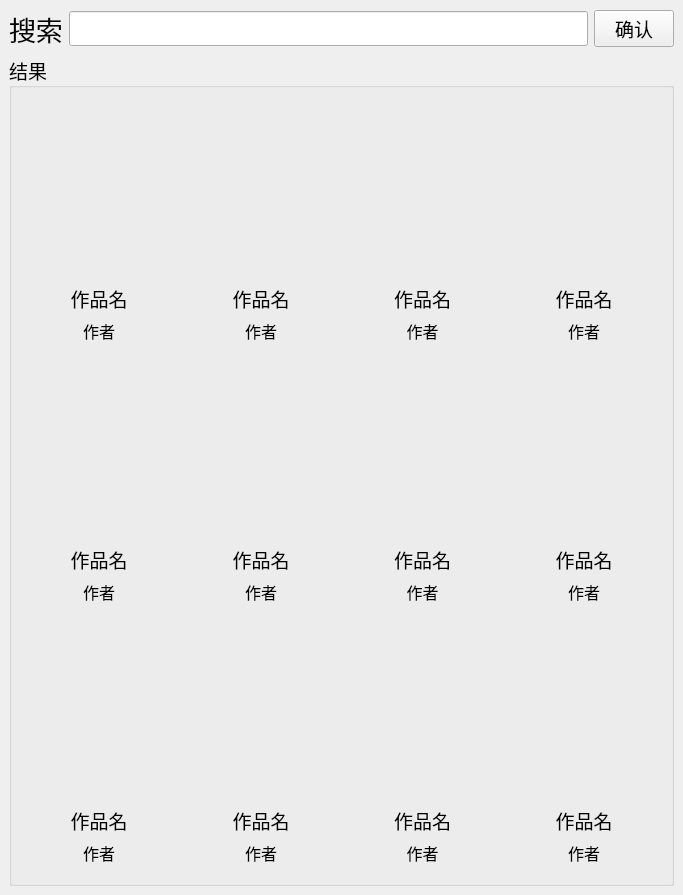
Qt form GUI/search.ui (Xuan826-star/Manga-Crawl) before a commit.
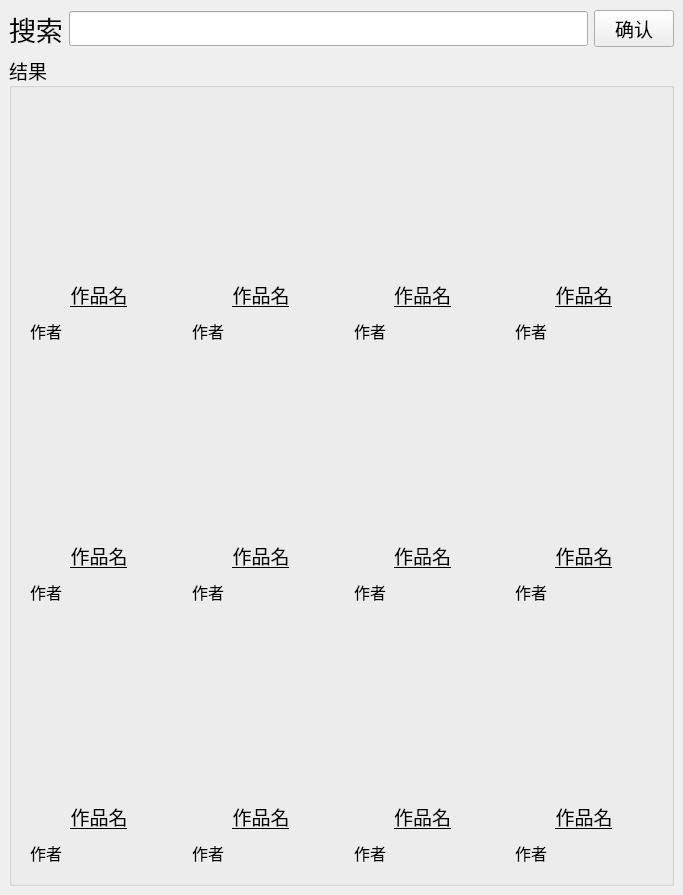
The same form after that commit. Icons and pictures are not drawn.

```diff
--- a/GUI/search.ui
+++ b/GUI/search.ui
@@ -119,35 +119,36 @@
              </widget>
             </item>
             <item>
-             <widget class="QLabel" name="name_1">
-              <property name="sizePolicy">
-               <sizepolicy hsizetype="Preferred" vsizetype="Fixed">
-                <horstretch>0</horstretch>
-                <verstretch>0</verstretch>
-               </sizepolicy>
-              </property>
+             <widget class="QPushButton" name="name_1">
               <property name="font">
                <font>
-                <family>AcadEref</family>
+                <family>楷体</family>
                 <pointsize>14</pointsize>
+                <underline>true</underline>
                </font>
               </property>
               <property name="text">
                <string>作品名</string>
               </property>
-              <property name="alignment">
-               <set>Qt::AlignCenter</set>
+              <property name="flat">
+               <bool>true</bool>
               </property>
              </widget>
             </item>
             <item>
              <widget class="QLabel" name="author_1">
               <property name="sizePolicy">
-               <sizepolicy hsizetype="Preferred" vsizetype="Fixed">
+               <sizepolicy hsizetype="Maximum" vsizetype="Fixed">
                 <horstretch>0</horstretch>
                 <verstretch>0</verstretch>
                </sizepolicy>
               </property>
+              <property name="maximumSize">
+               <size>
+                <width>137</width>
+                <height>16777215</height>
+               </size>
+              </property>
               <property name="font">
                <font>
                 <family>楷体</family>
@@ -158,7 +159,10 @@
                <string>作者</string>
               </property>
               <property name="alignment">
-               <set>Qt::AlignCenter</set>
+               <set>Qt::AlignLeading|Qt::AlignLeft|Qt::AlignVCenter</set>
+              </property>
+              <property name="wordWrap">
+               <bool>false</bool>
               </property>
              </widget>
             </item>
@@ -203,35 +207,36 @@
              </widget>
             </item>
             <item>
-             <widget class="QLabel" name="name_2">
-              <property name="sizePolicy">
-               <sizepolicy hsizetype="Preferred" vsizetype="Fixed">
-                <horstretch>0</horstretch>
-                <verstretch>0</verstretch>
-               </sizepolicy>
-              </property>
+             <widget class="QPushButton" name="name_2">
               <property name="font">
                <font>
-                <family>AcadEref</family>
+                <family>楷体</family>
                 <pointsize>14</pointsize>
+                <underline>true</underline>
                </font>
               </property>
               <property name="text">
                <string>作品名</string>
               </property>
-              <property name="alignment">
-               <set>Qt::AlignCenter</set>
+              <property name="flat">
+               <bool>true</bool>
               </property>
              </widget>
             </item>
             <item>
              <widget class="QLabel" name="author_2">
               <property name="sizePolicy">
-               <sizepolicy hsizetype="Preferred" vsizetype="Fixed">
+               <sizepolicy hsizetype="Maximum" vsizetype="Fixed">
                 <horstretch>0</horstretch>
                 <verstretch>0</verstretch>
                </sizepolicy>
               </property>
+              <property name="maximumSize">
+               <size>
+                <width>137</width>
+                <height>16777215</height>
+               </size>
+              </property>
               <property name="font">
                <font>
                 <family>楷体</family>
@@ -242,7 +247,10 @@
                <string>作者</string>
               </property>
               <property name="alignment">
-               <set>Qt::AlignCenter</set>
+               <set>Qt::AlignLeading|Qt::AlignLeft|Qt::AlignVCenter</set>
+              </property>
+              <property name="wordWrap">
+               <bool>false</bool>
               </property>
              </widget>
             </item>
@@ -287,35 +295,36 @@
              </widget>
             </item>
             <item>
-             <widget class="QLabel" name="name_3">
-              <property name="sizePolicy">
-               <sizepolicy hsizetype="Preferred" vsizetype="Fixed">
-                <horstretch>0</horstretch>
-                <verstretch>0</verstretch>
-               </sizepolicy>
-              </property>
+             <widget class="QPushButton" name="name_3">
               <property name="font">
                <font>
-                <family>AcadEref</family>
+                <family>楷体</family>
                 <pointsize>14</pointsize>
+                <underline>true</underline>
                </font>
               </property>
               <property name="text">
                <string>作品名</string>
               </property>
-              <property name="alignment">
-               <set>Qt::AlignCenter</set>
+              <property name="flat">
+               <bool>true</bool>
               </property>
              </widget>
             </item>
             <item>
              <widget class="QLabel" name="author_3">
               <property name="sizePolicy">
-               <sizepolicy hsizetype="Preferred" vsizetype="Fixed">
+               <sizepolicy hsizetype="Maximum" vsizetype="Fixed">
                 <horstretch>0</horstretch>
                 <verstretch>0</verstretch>
                </sizepolicy>
               </property>
+              <property name="maximumSize">
+               <size>
+                <width>137</width>
+                <height>16777215</height>
+               </size>
+              </property>
               <property name="font">
                <font>
                 <family>楷体</family>
@@ -326,7 +335,10 @@
                <string>作者</string>
               </property>
               <property name="alignment">
-               <set>Qt::AlignCenter</set>
+               <set>Qt::AlignLeading|Qt::AlignLeft|Qt::AlignVCenter</set>
+              </property>
+              <property name="wordWrap">
+               <bool>false</bool>
               </property>
              </widget>
             </item>
@@ -371,35 +383,36 @@
              </widget>
             </item>
             <item>
-             <widget class="QLabel" name="name_4">
-              <property name="sizePolicy">
-               <sizepolicy hsizetype="Preferred" vsizetype="Fixed">
-                <horstretch>0</horstretch>
-                <verstretch>0</verstretch>
-               </sizepolicy>
-              </property>
+             <widget class="QPushButton" name="name_4">
               <property name="font">
                <font>
-                <family>AcadEref</family>
+                <family>楷体</family>
                 <pointsize>14</pointsize>
+                <underline>true</underline>
                </font>
               </property>
               <property name="text">
                <string>作品名</string>
               </property>
-              <property name="alignment">
-               <set>Qt::AlignCenter</set>
+              <property name="flat">
+               <bool>true</bool>
               </property>
              </widget>
             </item>
             <item>
              <widget class="QLabel" name="author_4">
               <property name="sizePolicy">
-               <sizepolicy hsizetype="Preferred" vsizetype="Fixed">
+               <sizepolicy hsizetype="Maximum" vsizetype="Fixed">
                 <horstretch>0</horstretch>
                 <verstretch>0</verstretch>
                </sizepolicy>
               </property>
+              <property name="maximumSize">
+               <size>
+                <width>137</width>
+                <height>16777215</height>
+               </size>
+              </property>
               <property name="font">
                <font>
                 <family>楷体</family>
@@ -410,7 +423,10 @@
                <string>作者</string>
               </property>
               <property name="alignment">
-               <set>Qt::AlignCenter</set>
+               <set>Qt::AlignLeading|Qt::AlignLeft|Qt::AlignVCenter</set>
+              </property>
+              <property name="wordWrap">
+               <bool>false</bool>
               </property>
              </widget>
             </item>
@@ -459,35 +475,36 @@
              </widget>
             </item>
             <item>
-             <widget class="QLabel" name="name_5">
-              <property name="sizePolicy">
-               <sizepolicy hsizetype="Preferred" vsizetype="Fixed">
-                <horstretch>0</horstretch>
-                <verstretch>0</verstretch>
-               </sizepolicy>
-              </property>
+             <widget class="QPushButton" name="name_5">
               <property name="font">
                <font>
-                <family>AcadEref</family>
+                <family>楷体</family>
                 <pointsize>14</pointsize>
+                <underline>true</underline>
                </font>
               </property>
               <property name="text">
                <string>作品名</string>
               </property>
-              <property name="alignment">
-               <set>Qt::AlignCenter</set>
+              <property name="flat">
+               <bool>true</bool>
               </property>
              </widget>
             </item>
             <item>
              <widget class="QLabel" name="author_5">
               <property name="sizePolicy">
-               <sizepolicy hsizetype="Preferred" vsizetype="Fixed">
+               <sizepolicy hsizetype="Maximum" vsizetype="Fixed">
                 <horstretch>0</horstretch>
                 <verstretch>0</verstretch>
                </sizepolicy>
               </property>
+              <property name="maximumSize">
+               <size>
+                <width>137</width>
+                <height>16777215</height>
+               </size>
+              </property>
               <property name="font">
                <font>
                 <family>楷体</family>
@@ -498,7 +515,10 @@
                <string>作者</string>
               </property>
               <property name="alignment">
-               <set>Qt::AlignCenter</set>
+               <set>Qt::AlignLeading|Qt::AlignLeft|Qt::AlignVCenter</set>
+              </property>
+              <property name="wordWrap">
+               <bool>false</bool>
               </property>
              </widget>
             </item>
@@ -543,35 +563,36 @@
              </widget>
             </item>
             <item>
-             <widget class="QLabel" name="name_6">
-              <property name="sizePolicy">
-               <sizepolicy hsizetype="Preferred" vsizetype="Fixed">
-                <horstretch>0</horstretch>
-                <verstretch>0</verstretch>
-               </sizepolicy>
-              </property>
+             <widget class="QPushButton" name="name_6">
               <property name="font">
                <font>
-                <family>AcadEref</family>
+                <family>楷体</family>
                 <pointsize>14</pointsize>
+                <underline>true</underline>
                </font>
               </property>
               <property name="text">
                <string>作品名</string>
               </property>
-              <property name="alignment">
-               <set>Qt::AlignCenter</set>
+              <property name="flat">
+               <bool>true</bool>
               </property>
              </widget>
             </item>
             <item>
              <widget class="QLabel" name="author_6">
               <property name="sizePolicy">
-               <sizepolicy hsizetype="Preferred" vsizetype="Fixed">
+               <sizepolicy hsizetype="Maximum" vsizetype="Fixed">
                 <horstretch>0</horstretch>
                 <verstretch>0</verstretch>
                </sizepolicy>
               </property>
+              <property name="maximumSize">
+               <size>
+                <width>137</width>
+                <height>16777215</height>
+               </size>
+              </property>
               <property name="font">
                <font>
                 <family>楷体</family>
@@ -582,7 +603,10 @@
                <string>作者</string>
               </property>
               <property name="alignment">
-               <set>Qt::AlignCenter</set>
+               <set>Qt::AlignLeading|Qt::AlignLeft|Qt::AlignVCenter</set>
+              </property>
+              <property name="wordWrap">
+               <bool>false</bool>
               </property>
              </widget>
             </item>
@@ -627,35 +651,36 @@
              </widget>
             </item>
             <item>
-             <widget class="QLabel" name="name_7">
-              <property name="sizePolicy">
-               <sizepolicy hsizetype="Preferred" vsizetype="Fixed">
-                <horstretch>0</horstretch>
-                <verstretch>0</verstretch>
-               </sizepolicy>
-              </property>
+             <widget class="QPushButton" name="name_7">
               <property name="font">
                <font>
-                <family>AcadEref</family>
+                <family>楷体</family>
                 <pointsize>14</pointsize>
+                <underline>true</underline>
                </font>
               </property>
               <property name="text">
                <string>作品名</string>
               </property>
-              <property name="alignment">
-               <set>Qt::AlignCenter</set>
+              <property name="flat">
+               <bool>true</bool>
               </property>
              </widget>
             </item>
             <item>
              <widget class="QLabel" name="author_7">
               <property name="sizePolicy">
-               <sizepolicy hsizetype="Preferred" vsizetype="Fixed">
+               <sizepolicy hsizetype="Maximum" vsizetype="Fixed">
                 <horstretch>0</horstretch>
                 <verstretch>0</verstretch>
                </sizepolicy>
               </property>
+              <property name="maximumSize">
+               <size>
+                <width>137</width>
+                <height>16777215</height>
+               </size>
+              </property>
               <property name="font">
                <font>
                 <family>楷体</family>
@@ -666,7 +691,10 @@
                <string>作者</string>
               </property>
               <property name="alignment">
-               <set>Qt::AlignCenter</set>
+               <set>Qt::AlignLeading|Qt::AlignLeft|Qt::AlignVCenter</set>
+              </property>
+              <property name="wordWrap">
+               <bool>false</bool>
               </property>
              </widget>
             </item>
@@ -711,35 +739,36 @@
              </widget>
             </item>
             <item>
-             <widget class="QLabel" name="name_8">
-              <property name="sizePolicy">
-               <sizepolicy hsizetype="Preferred" vsizetype="Fixed">
-                <horstretch>0</horstretch>
-                <verstretch>0</verstretch>
-               </sizepolicy>
-              </property>
+             <widget class="QPushButton" name="name_8">
               <property name="font">
                <font>
-                <family>AcadEref</family>
+                <family>楷体</family>
                 <pointsize>14</pointsize>
+                <underline>true</underline>
                </font>
               </property>
               <property name="text">
                <string>作品名</string>
               </property>
-              <property name="alignment">
-               <set>Qt::AlignCenter</set>
+              <property name="flat">
+               <bool>true</bool>
               </property>
              </widget>
             </item>
             <item>
              <widget class="QLabel" name="author_8">
               <property name="sizePolicy">
-               <sizepolicy hsizetype="Preferred" vsizetype="Fixed">
+               <sizepolicy hsizetype="Maximum" vsizetype="Fixed">
                 <horstretch>0</horstretch>
                 <verstretch>0</verstretch>
                </sizepolicy>
               </property>
+              <property name="maximumSize">
+               <size>
+                <width>137</width>
+                <height>16777215</height>
+               </size>
+              </property>
               <property name="font">
                <font>
                 <family>楷体</family>
@@ -750,7 +779,10 @@
                <string>作者</string>
               </property>
               <property name="alignment">
-               <set>Qt::AlignCenter</set>
+               <set>Qt::AlignLeading|Qt::AlignLeft|Qt::AlignVCenter</set>
+              </property>
+              <property name="wordWrap">
+               <bool>false</bool>
               </property>
              </widget>
             </item>
@@ -799,35 +831,36 @@
              </widget>
             </item>
             <item>
-             <widget class="QLabel" name="name_9">
-              <property name="sizePolicy">
-               <sizepolicy hsizetype="Preferred" vsizetype="Fixed">
-                <horstretch>0</horstretch>
-                <verstretch>0</verstretch>
-               </sizepolicy>
-              </property>
+             <widget class="QPushButton" name="name_9">
               <property name="font">
                <font>
-                <family>AcadEref</family>
+                <family>楷体</family>
                 <pointsize>14</pointsize>
+                <underline>true</underline>
                </font>
               </property>
               <property name="text">
                <string>作品名</string>
               </property>
-              <property name="alignment">
-               <set>Qt::AlignCenter</set>
+              <property name="flat">
+               <bool>true</bool>
               </property>
              </widget>
             </item>
             <item>
              <widget class="QLabel" name="author_9">
               <property name="sizePolicy">
-               <sizepolicy hsizetype="Preferred" vsizetype="Fixed">
+               <sizepolicy hsizetype="Maximum" vsizetype="Fixed">
                 <horstretch>0</horstretch>
                 <verstretch>0</verstretch>
                </sizepolicy>
               </property>
+              <property name="maximumSize">
+               <size>
+                <width>137</width>
+                <height>16777215</height>
+               </size>
+              </property>
               <property name="font">
                <font>
                 <family>楷体</family>
@@ -838,7 +871,10 @@
                <string>作者</string>
               </property>
               <property name="alignment">
-               <set>Qt::AlignCenter</set>
+               <set>Qt::AlignLeading|Qt::AlignLeft|Qt::AlignVCenter</set>
+              </property>
+              <property name="wordWrap">
+               <bool>false</bool>
               </property>
              </widget>
             </item>
@@ -883,35 +919,36 @@
              </widget>
             </item>
             <item>
-             <widget class="QLabel" name="name_10">
-              <property name="sizePolicy">
-               <sizepolicy hsizetype="Preferred" vsizetype="Fixed">
-                <horstretch>0</horstretch>
-                <verstretch>0</verstretch>
-               </sizepolicy>
-              </property>
+             <widget class="QPushButton" name="name_10">
               <property name="font">
                <font>
-                <family>AcadEref</family>
+                <family>楷体</family>
                 <pointsize>14</pointsize>
+                <underline>true</underline>
                </font>
               </property>
               <property name="text">
                <string>作品名</string>
               </property>
-              <property name="alignment">
-               <set>Qt::AlignCenter</set>
+              <property name="flat">
+               <bool>true</bool>
               </property>
              </widget>
             </item>
             <item>
              <widget class="QLabel" name="author_10">
               <property name="sizePolicy">
-               <sizepolicy hsizetype="Preferred" vsizetype="Fixed">
+               <sizepolicy hsizetype="Maximum" vsizetype="Fixed">
                 <horstretch>0</horstretch>
                 <verstretch>0</verstretch>
                </sizepolicy>
               </property>
+              <property name="maximumSize">
+               <size>
+                <width>137</width>
+                <height>16777215</height>
+               </size>
+              </property>
               <property name="font">
                <font>
                 <family>楷体</family>
@@ -922,7 +959,10 @@
                <string>作者</string>
               </property>
               <property name="alignment">
-               <set>Qt::AlignCenter</set>
+               <set>Qt::AlignLeading|Qt::AlignLeft|Qt::AlignVCenter</set>
+              </property>
+              <property name="wordWrap">
+               <bool>false</bool>
               </property>
              </widget>
             </item>
@@ -967,35 +1007,36 @@
              </widget>
             </item>
             <item>
-             <widget class="QLabel" name="name_11">
-              <property name="sizePolicy">
-               <sizepolicy hsizetype="Preferred" vsizetype="Fixed">
-                <horstretch>0</horstretch>
-                <verstretch>0</verstretch>
-               </sizepolicy>
-              </property>
+             <widget class="QPushButton" name="name_11">
               <property name="font">
                <font>
-                <family>AcadEref</family>
+                <family>楷体</family>
                 <pointsize>14</pointsize>
+                <underline>true</underline>
                </font>
               </property>
               <property name="text">
                <string>作品名</string>
               </property>
-              <property name="alignment">
-               <set>Qt::AlignCenter</set>
+              <property name="flat">
+               <bool>true</bool>
               </property>
              </widget>
             </item>
             <item>
              <widget class="QLabel" name="author_11">
               <property name="sizePolicy">
-               <sizepolicy hsizetype="Preferred" vsizetype="Fixed">
+               <sizepolicy hsizetype="Maximum" vsizetype="Fixed">
                 <horstretch>0</horstretch>
                 <verstretch>0</verstretch>
                </sizepolicy>
               </property>
+              <property name="maximumSize">
+               <size>
+                <width>137</width>
+                <height>16777215</height>
+               </size>
+              </property>
               <property name="font">
                <font>
                 <family>楷体</family>
@@ -1006,7 +1047,10 @@
                <string>作者</string>
               </property>
               <property name="alignment">
-               <set>Qt::AlignCenter</set>
+               <set>Qt::AlignLeading|Qt::AlignLeft|Qt::AlignVCenter</set>
+              </property>
+              <property name="wordWrap">
+               <bool>false</bool>
               </property>
              </widget>
             </item>
@@ -1051,35 +1095,36 @@
              </widget>
             </item>
             <item>
-             <widget class="QLabel" name="name_12">
-              <property name="sizePolicy">
-               <sizepolicy hsizetype="Preferred" vsizetype="Fixed">
-                <horstretch>0</horstretch>
-                <verstretch>0</verstretch>
-               </sizepolicy>
-              </property>
+             <widget class="QPushButton" name="name_12">
               <property name="font">
                <font>
-                <family>AcadEref</family>
+                <family>楷体</family>
                 <pointsize>14</pointsize>
+                <underline>true</underline>
                </font>
               </property>
               <property name="text">
                <string>作品名</string>
               </property>
-              <property name="alignment">
-               <set>Qt::AlignCenter</set>
+              <property name="flat">
+               <bool>true</bool>
               </property>
              </widget>
             </item>
             <item>
              <widget class="QLabel" name="author_12">
               <property name="sizePolicy">
-               <sizepolicy hsizetype="Preferred" vsizetype="Fixed">
+               <sizepolicy hsizetype="Maximum" vsizetype="Fixed">
                 <horstretch>0</horstretch>
                 <verstretch>0</verstretch>
                </sizepolicy>
               </property>
+              <property name="maximumSize">
+               <size>
+                <width>137</width>
+                <height>16777215</height>
+               </size>
+              </property>
               <property name="font">
                <font>
                 <family>楷体</family>
@@ -1090,7 +1135,10 @@
                <string>作者</string>
               </property>
               <property name="alignment">
-               <set>Qt::AlignCenter</set>
+               <set>Qt::AlignLeading|Qt::AlignLeft|Qt::AlignVCenter</set>
+              </property>
+              <property name="wordWrap">
+               <bool>false</bool>
               </property>
              </widget>
             </item>
```
Left out of the diff: 3 changed lines with no effect on the pictures.
